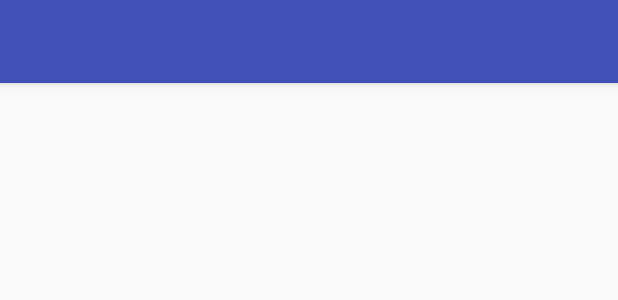
After one commit to wnieves19/Collaborapp, an Android app: the layout toolbar.xml on its own in the app's theme, with its tools: preview values and no code run, on a phone screen of 412 x 824 dp. The commit adds this screen. Shown: the top 300 px of the screen. Run offline under Robolectric (Android 15) with nearby library versions, the phone set to English and light mode, and no system bars.

Commit message:
Add Toolbar to fragments

```diff
--- a/app/src/main/AndroidManifest.xml
+++ b/app/src/main/AndroidManifest.xml
@@ -19,8 +19,7 @@
         </activity>
         <activity
             android:name=".ui.chat_list.ChatListActivity"
-            android:label="@string/title_activity_chat_list"
-            android:theme="@style/AppTheme.NoActionBar" />
+            android:label="@string/title_activity_chat_list" />
         <activity
             android:name=".ui.chat.ChatActivity"
             android:configChanges="keyboard|keyboardHidden"
--- a/app/src/main/java/io/collaborapp/collaborapp/ui/chat/ChatContract.java
+++ b/app/src/main/java/io/collaborapp/collaborapp/ui/chat/ChatContract.java
@@ -14,7 +14,7 @@ public interface ChatContract {
     interface View {
         void updateMessageList(List<MessageEntity> messageList);
 
-        void updateChatTitle();
+        void updateChatTitle(String title);
 
         void toggleChatMute();
 
--- a/app/src/main/java/io/collaborapp/collaborapp/ui/chat/ChatPresenterImpl.java
+++ b/app/src/main/java/io/collaborapp/collaborapp/ui/chat/ChatPresenterImpl.java
@@ -36,7 +36,7 @@ public class ChatPresenterImpl extends BasePresenterImpl implements ChatContract
                             mChatView.updateMessageList(chatDbUpdate.getChat().getMessageList());
                             break;
                         case ChatDbUpdate.TITLE_CHANGED:
-
+                            mChatView.updateChatTitle(chatDbUpdate.getChat().getTitle());
                             break;
                         case ChatDbUpdate.CHAT_MUTED:
 
--- /dev/null
+++ b/app/src/main/res/layout/toolbar.xml
@@ -0,0 +1,16 @@
+<?xml version="1.0" encoding="utf-8"?>
+
+<android.support.design.widget.AppBarLayout xmlns:android="http://schemas.android.com/apk/res/android"
+    xmlns:app="http://schemas.android.com/apk/res-auto"
+    android:layout_width="match_parent"
+    android:layout_height="wrap_content"
+    android:theme="@style/AppTheme.AppBarOverlay">
+
+    <android.support.v7.widget.Toolbar
+        android:id="@+id/toolbar"
+        android:layout_width="match_parent"
+        android:layout_height="55dp"
+        android:background="@color/colorPrimary"
+        app:popupTheme="@style/AppTheme.PopupOverlay" />
+
+</android.support.design.widget.AppBarLayout>
--- a/app/src/main/res/values/styles.xml
+++ b/app/src/main/res/values/styles.xml
@@ -1,7 +1,7 @@
 <resources>
 
     <!-- Base application theme. -->
-    <style name="AppTheme" parent="Theme.AppCompat.Light.DarkActionBar">
+    <style name="AppTheme" parent="Theme.AppCompat.Light.NoActionBar">
         <!-- Customize your theme here. -->
         <item name="colorPrimary">@color/colorPrimary</item>
         <item name="colorPrimaryDark">@color/colorPrimaryDark</item>
```
Also changed, not shown: app/src/main/java/io/collaborapp/collaborapp/ui/chat/ChatFragment.java (+8 -3 lines), app/src/main/res/layout/activity_chat_list.xml (+1 -13 lines), app/src/main/res/layout/fragment_chat.xml (+13 -11 lines).
